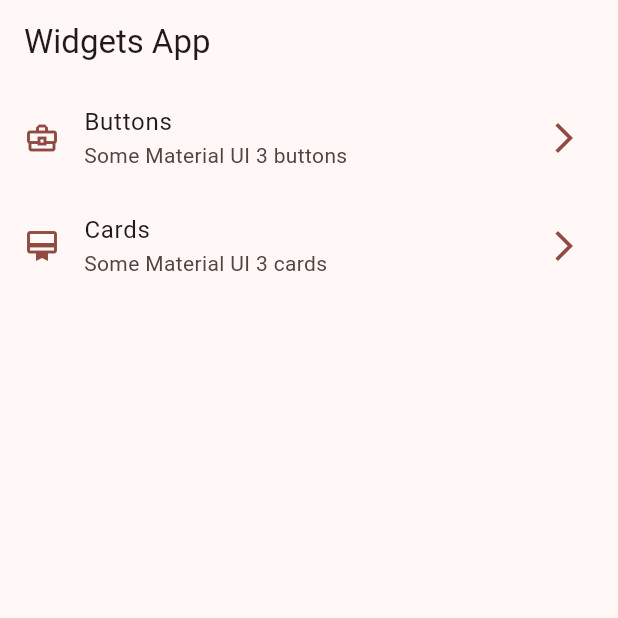
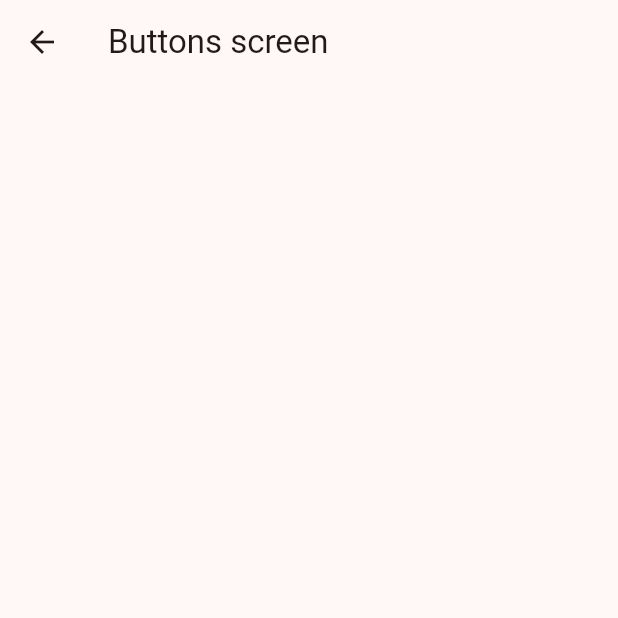
Before and after one commit to luislealdev/widgets-app-flutter, a Flutter app: the screen it shows after launch, after a tap on "Buttons", on a phone screen of 412 x 824 dp, the top half of it. Run offline on Flutter 3.47's test engine with Material 2 defaults, Android fonts, the phone set to English and light mode, and no system bars; our stand-ins replace go_router.

```diff
--- /dev/null
+++ b/lib/config/routes/app_router.dart
@@ -0,0 +1,20 @@
+import 'package:go_router/go_router.dart';
+import 'package:widgets_app/presentation/screens/screens.dart';
+
+final appRouter = GoRouter(
+  initialLocation: '/',
+  routes: <RouteBase>[
+    GoRoute(
+      path: '/',
+      builder: (context, state) => const HomeScreen(),
+    ),
+    GoRoute(
+      path: '/buttons',
+      builder: (context, state) => const ButtonsScreen(),
+    ),
+    GoRoute(
+      path: '/cards',
+      builder: (context, state) => const CardsScreen(),
+    ),
+  ],
+);
--- a/lib/main.dart
+++ b/lib/main.dart
@@ -1,6 +1,6 @@
 import 'package:flutter/material.dart';
+import 'package:widgets_app/config/routes/app_router.dart';
 import 'package:widgets_app/config/theme/app_theme.dart';
-import 'package:widgets_app/presentation/screens/home/home_screen.dart';
 
 void main() {
   runApp(const MainApp());
@@ -11,9 +11,10 @@ class MainApp extends StatelessWidget {
 
   @override
   Widget build(BuildContext context) {
-    return MaterialApp(
-        debugShowCheckedModeBanner: false,
-        theme: AppTheme(selectedColor: 0).getTheme(),
-        home: const HomeScreen());
+    return MaterialApp.router(
+      routerConfig: appRouter,
+      debugShowCheckedModeBanner: false,
+      theme: AppTheme(selectedColor: 0).getTheme(),
+    );
   }
 }
--- /dev/null
+++ b/lib/presentation/screens/buttons/buttons_screen.dart
@@ -0,0 +1,14 @@
+import 'package:flutter/material.dart';
+
+class ButtonsScreen extends StatelessWidget {
+  const ButtonsScreen({super.key});
+
+  @override
+  Widget build(BuildContext context) {
+    return Scaffold(
+      appBar: AppBar(
+        title: const Text("Buttons screen"),
+      ),
+    );
+  }
+}
--- /dev/null
+++ b/lib/presentation/screens/cards/cards_screen.dart
@@ -0,0 +1,14 @@
+import 'package:flutter/material.dart';
+
+class CardsScreen extends StatelessWidget {
+  const CardsScreen({super.key});
+
+  @override
+  Widget build(BuildContext context) {
+    return Scaffold(
+      appBar: AppBar(
+        title: const Text("Cards screen"),
+      ),
+    );
+  }
+}
--- a/lib/presentation/screens/home/home_screen.dart
+++ b/lib/presentation/screens/home/home_screen.dart
@@ -1,4 +1,5 @@
 import 'package:flutter/material.dart';
+import 'package:go_router/go_router.dart';
 import 'package:widgets_app/config/menu/menu_items.dart';
 
 class HomeScreen extends StatelessWidget {
@@ -45,7 +46,9 @@ class _CustomListTile extends StatelessWidget {
         Icons.arrow_forward_ios_outlined,
         color: colors.primary,
       ),
-      onTap: (){},
+      onTap: () {
+        context.push(menuItem.url);
+      },
     );
   }
 }
--- /dev/null
+++ b/lib/presentation/screens/screens.dart
@@ -0,0 +1,3 @@
+export 'package:widgets_app/presentation/screens/buttons/buttons_screen.dart';
+export 'package:widgets_app/presentation/screens/cards/cards_screen.dart';
+export 'package:widgets_app/presentation/screens/home/home_screen.dart';
--- a/pubspec.yaml
+++ b/pubspec.yaml
@@ -9,11 +9,12 @@ environment:
 dependencies:
   flutter:
     sdk: flutter
+  go_router: ^9.0.3
 
 dev_dependencies:
+  flutter_lints: ^2.0.0
   flutter_test:
     sdk: flutter
-  flutter_lints: ^2.0.0
 
 flutter:
   uses-material-design: true
```
Also changed, not shown: pubspec.lock.
